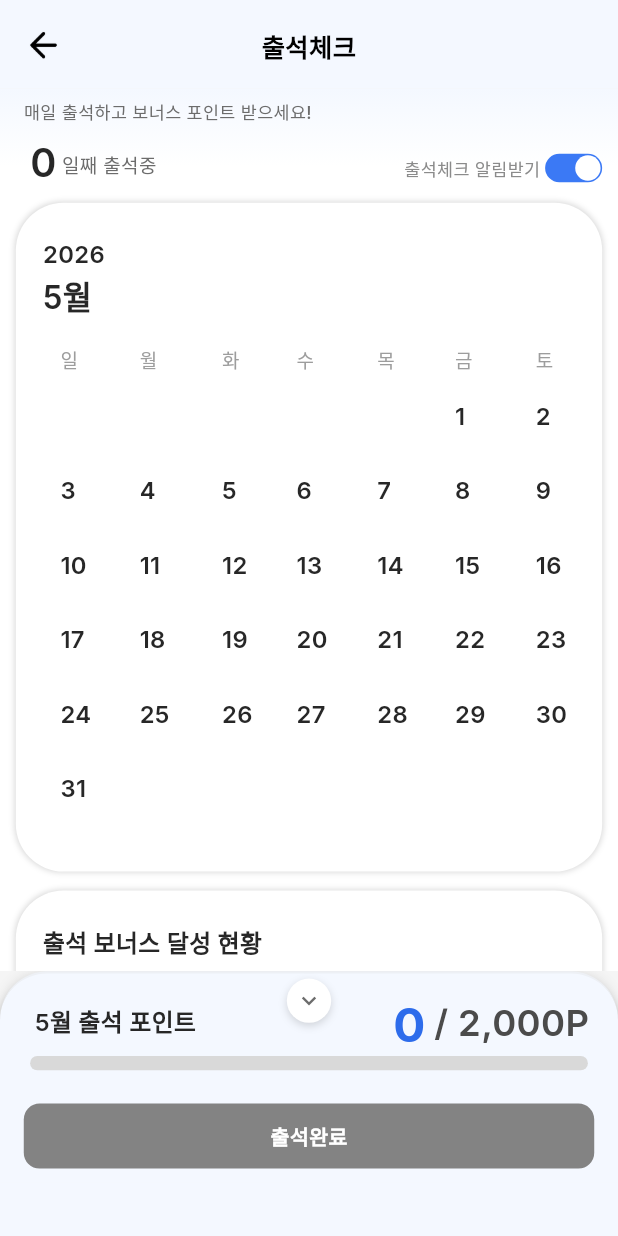
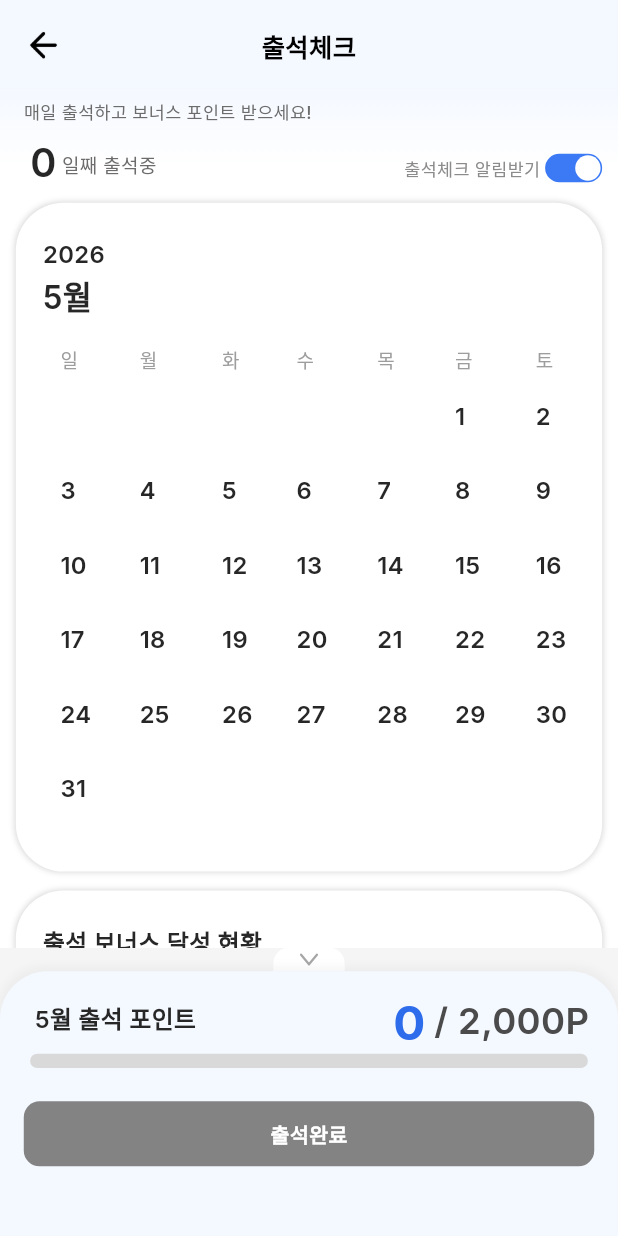
Before and after one commit to 0xdavidhan97/mobile-web, a Flutter app: the AttendancePage screen opened directly, after a tap on "출석하고 포인트 받기", on a phone screen of 412 x 824 dp. Run offline on Flutter 3.47's test engine with Material 3 defaults, Android fonts, the phone set to English and light mode, and no system bars; our stand-ins replace google_fonts; missing offline and left inert: dart:html.

Commit message:
fix: 출석포인트 접기/펼치기 CSS 전면 수정

```diff
--- a/lib/screens/attendance_page.dart
+++ b/lib/screens/attendance_page.dart
@@ -775,51 +775,74 @@ class _AttendancePageState extends State<AttendancePage> {
   // ── 출석포인트 하단 고정 ──────────────────────────────────────────
 
   Widget _buildFixedPointsSection(double s, int month) {
-    const double btnDiam = 28.0;
-    const double visibleH = 37.0; // 접힌 상태에서 보이는 높이
-    const double panelH = 133.0;
-
     return Column(
       mainAxisSize: MainAxisSize.min,
       children: [
-        // 출석포인트 패널 (접기/펼치기로 높이 변화)
-        ClipRect(
-          child: AnimatedContainer(
+        // Rectangle 1440: 토글 탭 버튼 (45×15, 상단 좌우 10px r, 패널 위 노출)
+        Center(
+          child: GestureDetector(
+            onTap: () => setState(() => _isExpanded = !_isExpanded),
+            child: Container(
+              width: 45 * s,
+              height: 15 * s,
+              decoration: BoxDecoration(
+                color: Colors.white,
+                borderRadius: BorderRadius.only(
+                  topLeft: Radius.circular(10 * s),
+                  topRight: Radius.circular(10 * s),
+                ),
+              ),
+              alignment: Alignment.center,
+              child: AnimatedRotation(
+                turns: _isExpanded ? 0.0 : 0.5,
                 duration: const Duration(milliseconds: 300),
                 curve: Curves.easeInOut,
-            height: (_isExpanded ? panelH : visibleH) * s,
-            child: Stack(
-              children: [
-                // 패널 컨테이너 (항상 133*s 높이)
-                Container(
+                child: CustomPaint(
+                  size: Size(10 * s, 6 * s),
+                  painter: const _ChevronPainter(),
+                ),
+              ),
+            ),
+          ),
+        ),
+        // 출석포인트 패널: height 133(펼침) ↔ 31(접힘), 내용은 OverflowBox로 항상 133 유지
+        AnimatedContainer(
+          duration: const Duration(milliseconds: 300),
+          curve: Curves.easeInOut,
+          height: (_isExpanded ? 133.0 : 31.0) * s,
           width: 390 * s,
-                  height: panelH * s,
+          clipBehavior: Clip.antiAlias,
           decoration: BoxDecoration(
             color: const Color(0xFFF4F8FF),
             borderRadius: BorderRadius.only(
               topLeft: Radius.circular(30 * s),
               topRight: Radius.circular(30 * s),
             ),
-                    border: const Border(
-                      top: BorderSide(color: Color(0xFFEDF0F5), width: 1.5),
-                    ),
-                    boxShadow: const [
-                      BoxShadow(
+            boxShadow: [
+              const BoxShadow(
                 color: Color.fromRGBO(166, 166, 166, 0.1),
                 blurRadius: 4,
                 spreadRadius: 2,
                 offset: Offset(0, -1),
               ),
+              // 접힌 상태에서만 하단 드롭 섀도 추가
               BoxShadow(
-                        color: Color.fromRGBO(0, 0, 0, 0.25),
+                color: Color.fromRGBO(0, 0, 0, _isExpanded ? 0.0 : 0.25),
                 blurRadius: 4,
                 spreadRadius: 0,
-                        offset: Offset(0, 4),
+                offset: const Offset(0, 4),
               ),
             ],
           ),
+          child: OverflowBox(
+            maxHeight: 133.0 * s,
+            alignment: Alignment.topCenter,
+            child: SizedBox(
+              height: 133.0 * s,
+              width: 390 * s,
               child: Stack(
                 children: [
+                  // "$month월 출석 포인트": top 19, left 22
                   Positioned(
                     top: 19 * s,
                     left: 22 * s,
@@ -833,6 +856,7 @@ class _AttendancePageState extends State<AttendancePage> {
                       ),
                     ),
                   ),
+                  // "0": top 11, left 248
                   Positioned(
                     top: 11 * s,
                     left: 248 * s,
@@ -846,6 +870,7 @@ class _AttendancePageState extends State<AttendancePage> {
                       ),
                     ),
                   ),
+                  // "/ 2,000P": top 15, left 274
                   Positioned(
                     top: 15 * s,
                     left: 274 * s,
@@ -859,6 +884,7 @@ class _AttendancePageState extends State<AttendancePage> {
                       ),
                     ),
                   ),
+                  // 진행 바: top 52, left 19, 352×9
                   Positioned(
                     top: 52 * s,
                     left: 19 * s,
@@ -871,6 +897,7 @@ class _AttendancePageState extends State<AttendancePage> {
                       ),
                     ),
                   ),
+                  // 출석하고 포인트 받기 버튼: top 82, left 15, 360×41
                   Positioned(
                     top: 82 * s,
                     left: 15 * s,
@@ -902,40 +929,6 @@ class _AttendancePageState extends State<AttendancePage> {
                 ],
               ),
             ),
-                // 토글 버튼 (패널 상단 중앙, 마지막 child → 항상 최상위 렌더링)
-                Positioned(
-                  top: (visibleH - btnDiam) / 2 * s,
-                  left: 0,
-                  right: 0,
-                  child: Center(
-                    child: GestureDetector(
-                      onTap: () => setState(() => _isExpanded = !_isExpanded),
-                      child: Container(
-                        width: btnDiam * s,
-                        height: btnDiam * s,
-                        decoration: BoxDecoration(
-                          color: Colors.white,
-                          shape: BoxShape.circle,
-                          boxShadow: const [
-                            BoxShadow(
-                              color: Color.fromRGBO(0, 0, 0, 0.15),
-                              blurRadius: 4,
-                              offset: Offset(0, 2),
-                            ),
-                          ],
-                        ),
-                        alignment: Alignment.center,
-                        child: Icon(
-                          _isExpanded ? Icons.keyboard_arrow_down : Icons.keyboard_arrow_up,
-                          size: 18 * s,
-                          color: const Color(0xFF6C6C6C),
-                        ),
-                      ),
-                    ),
-                  ),
-                ),
-              ],
-            ),
           ),
         ),
         // 스와이프바 (항상 고정)
@@ -966,3 +959,24 @@ class _TailPainter extends CustomPainter {
   @override
   bool shouldRepaint(covariant CustomPainter old) => false;
 }
+
+// "∨" 모양 화살표. AnimatedRotation(turns: 0.5)으로 "∧" 방향 전환
+class _ChevronPainter extends CustomPainter {
+  const _ChevronPainter();
+
+  @override
+  void paint(Canvas canvas, Size size) {
+    final paint = Paint()
+      ..color = const Color(0xFFA6A6A6)
+      ..strokeWidth = 1.5
+      ..style = PaintingStyle.stroke
+      ..strokeCap = StrokeCap.round;
+
+    final cx = size.width / 2;
+    canvas.drawLine(Offset(0, 0), Offset(cx, size.height), paint);
+    canvas.drawLine(Offset(size.width, 0), Offset(cx, size.height), paint);
+  }
+
+  @override
+  bool shouldRepaint(covariant CustomPainter old) => false;
+}
```
Lines whose indentation alone changed are shown as unchanged.
